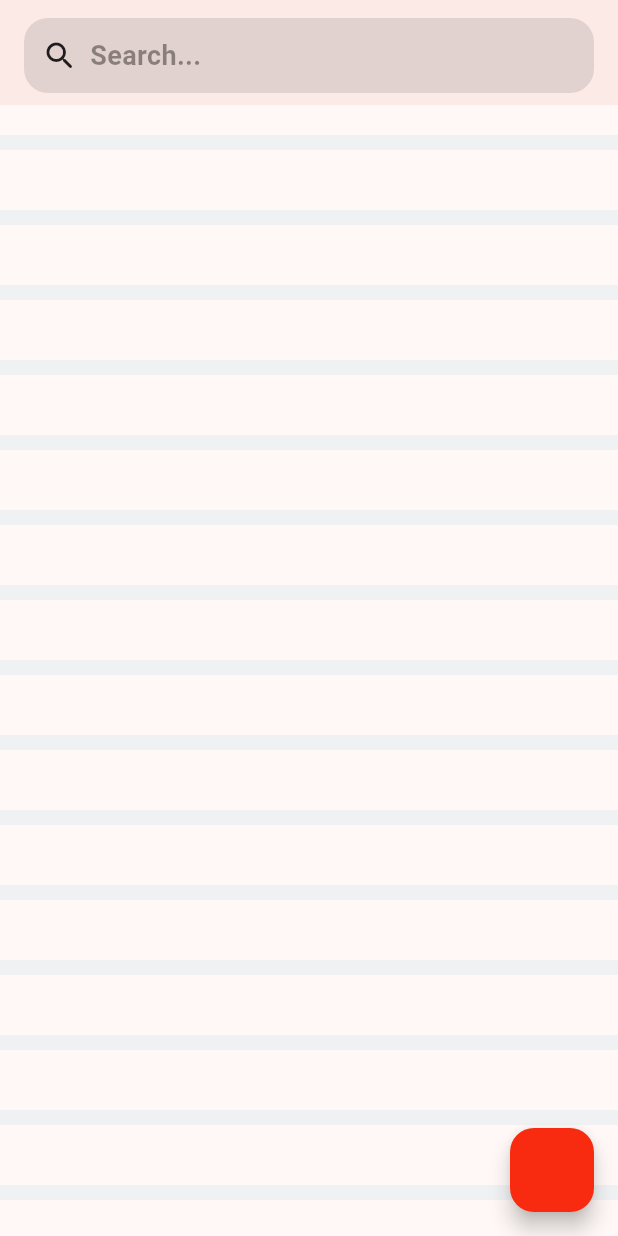
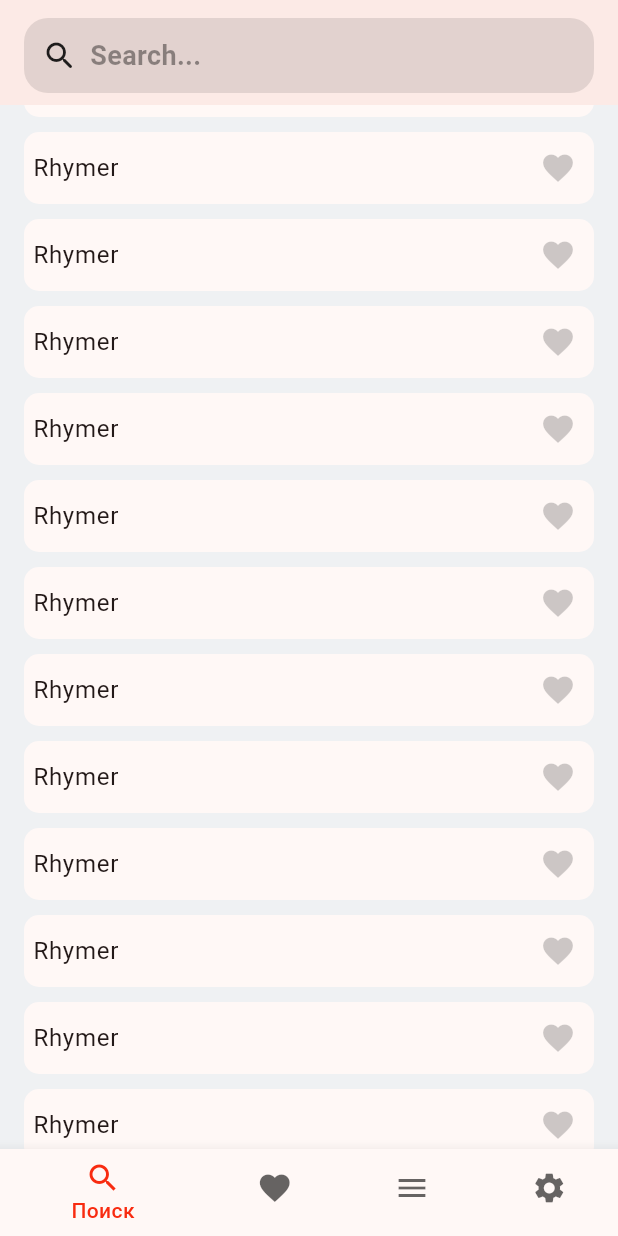
Before and after one commit to engine1c/phymer, a Flutter app: the screen it shows after launch, scrolled down 576 dp, on a phone screen of 412 x 824 dp. Run offline on Flutter 3.47's test engine with Material 3 defaults, Android fonts, the phone set to English and light mode, and no system bars.

Commit message:
version: 1.0.0+6

```diff
--- a/lib/main.dart
+++ b/lib/main.dart
@@ -25,19 +25,70 @@ scaffoldBackgroundColor: const Color(0xffeff1f3),
   }
 }
 
-class HomeScreen extends StatelessWidget {
+class HomeScreen extends StatefulWidget {
   const HomeScreen({
     super.key,
   });
 
   @override
+  State<HomeScreen> createState() => _HomeScreenState();
+}
+
+class _HomeScreenState extends State<HomeScreen> {
+
+var _selectedPageIndex = 0;
+final _pageController = PageController();
+
+  @override
   Widget build(BuildContext context) {
-
  final theme = Theme.of(context);
     return  Scaffold(
-      body: CustomScrollView(
+      body: PageView(
+        controller: _pageController,
+        onPageChanged: (value) {setState(()=> _selectedPageIndex = value) ;},
+        children:const [
+        SearchScreen(),
+        Scaffold(),
+        Scaffold(),
+        Scaffold(),
+        ],
+        ),
+      // floatingActionButton: FloatingActionButton(
+      //   backgroundColor: theme.primaryColor,
+      //   onPressed: () {},
+      //   ),
+      bottomNavigationBar: BottomNavigationBar(
+        currentIndex: _selectedPageIndex,
+        onTap: _openPage ,
+        unselectedItemColor: theme.hintColor,
+        selectedItemColor: theme.primaryColor,
+        selectedLabelStyle: const TextStyle(fontWeight: FontWeight.w500),
+        items: const [
+        BottomNavigationBarItem(icon: Icon(Icons.search),label: 'Поиск'),
+        BottomNavigationBarItem(icon: Icon(Icons.favorite),label: 'Избранное'),
+        BottomNavigationBarItem(icon: Icon(Icons.menu),label: 'Стихи'),
+        BottomNavigationBarItem(icon: Icon(Icons.settings),label: 'Настройки'),
+        ],),
+    );
+  }
+
+  void _openPage(int value) {
+    setState(() =>
+    _selectedPageIndex = value);
+    _pageController.animateToPage(value, duration: const Duration(milliseconds: 300), curve: Curves.linear);
+  }
+}
+
+class SearchScreen extends StatelessWidget {
+  const SearchScreen({
+    super.key,
+  });
+
+  @override
+  Widget build(BuildContext context) {
+    return CustomScrollView(
       slivers: [
-          SliverAppBar(
+        const SliverAppBar(
           title: Text('APP'),
           //backgroundColor:  theme.primaryColor,
           pinned: true,
@@ -51,19 +102,105 @@ class HomeScreen extends StatelessWidget {
             SearchButton(),
               ),
         ),
+        const SliverToBoxAdapter(child: SizedBox(height: 16,),),
+        SliverToBoxAdapter(
+          child: SizedBox(
+            height: 100,
+            child: ListView.separated(
+              padding: const EdgeInsets.only(left: 16),
+              scrollDirection: Axis.horizontal,
+              itemCount: 10,
+              separatorBuilder: (context, index) => const SizedBox(width: 16,),
+            itemBuilder: (context,index) {
+              final rhymes = List.generate(8,(index)=> 'Рифма$index');
+           return RhymeHistoryCard(rhymes: rhymes);},
+              ),
+            ),
+          ),
+        const SliverToBoxAdapter(child: SizedBox(height: 16,),),
         SliverList.builder(itemBuilder:
-          (context, index) => Container(
-            width: double.infinity,
-            height: 40,
-            margin: EdgeInsets.only(bottom: 10),
-            decoration: BoxDecoration(color: theme.cardColor),
-          )
+        (context, index) => const RhymeListCard()
         )
       ],
+    );
+  }
+}
+
+class RhymeHistoryCard extends StatelessWidget {
+  const RhymeHistoryCard({
+    super.key,
+    required this.rhymes,
+  });
+
+  final List<String> rhymes;
+
+  @override
+  Widget build(BuildContext context) {
+    final theme = Theme.of(context);
+    return BaseContainer(
+       width: 200,
+       padding: const EdgeInsets.all(16),
+       child: Column(
+         mainAxisSize: MainAxisSize.min,
+         crossAxisAlignment: CrossAxisAlignment.start,
+         children: [
+           Text('Слово',
+           style: theme.textTheme.bodyLarge?.copyWith(
+             fontWeight: FontWeight.w700
+           ),),
+           Wrap(children: rhymes.map((e) => Padding(padding: const EdgeInsets.only(right: 4),
+           child: Text(e),)).toList(),
            ),
-      floatingActionButton: FloatingActionButton(
-        backgroundColor: theme.primaryColor,
-        onPressed: () {},
+         ],
+       ),
+       );
+  }
+}
+
+class BaseContainer extends StatelessWidget {
+  const BaseContainer({super.key, required this.child, required this.width,
+  this.margin,
+  this.padding = const EdgeInsets.only(left: 12)});
+
+final double width;
+final EdgeInsets? margin;
+final Widget child;
+final EdgeInsets padding;
+
+
+  @override
+  Widget build(BuildContext context) {
+    final theme = Theme.of(context);
+    return Container(
+      width: width,
+      margin: margin,
+      padding: const EdgeInsets.only(left: 6),
+      decoration: BoxDecoration(color: theme.cardColor,
+      borderRadius: BorderRadius.circular(10)
+      ),
+      child: child,);
+  }
+}
+
+class RhymeListCard extends StatelessWidget {
+  const RhymeListCard({
+    super.key,
+
+  });
+
+  @override
+  Widget build(BuildContext context) {
+     final theme = Theme.of(context);
+    return BaseContainer(
+      margin: const EdgeInsets.symmetric(horizontal: 16).copyWith(bottom: 10),
+      width: double.infinity,
+      child: Row(
+      mainAxisAlignment: MainAxisAlignment.spaceBetween,
+      children: [
+        Text('Rhymer',style: theme.textTheme.bodyLarge,),
+        IconButton(onPressed: (){}, icon: Icon(Icons.favorite,
+        color: theme.hintColor.withOpacity(0.2),))
+      ],
     ),
   );
   }
--- a/pubspec.yaml
+++ b/pubspec.yaml
@@ -1,7 +1,7 @@
 name: phymer
 description: A new Flutter project.
 
-version: 1.0.0+1
+version: 1.0.0+6
 
 environment:
   sdk: '>=3.1.0 <4.0.0'
```
Lines whose indentation alone changed are shown as unchanged.
